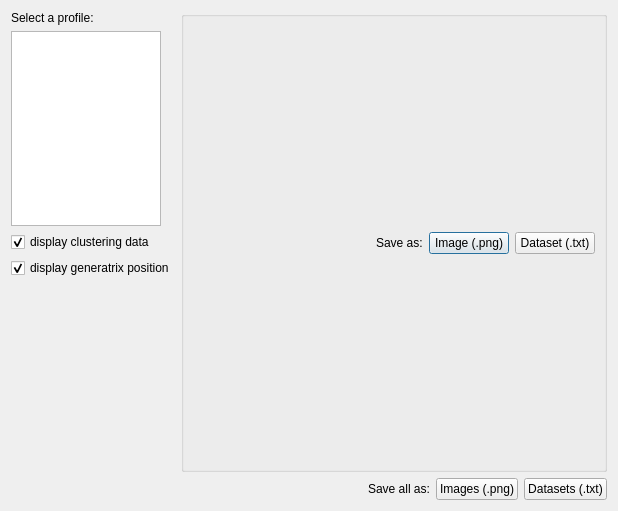
Qt form qThrowMeasurement/ui/atmdisplayprofilesdlg.ui (evaristelegallois/ATMplugin) before a commit.
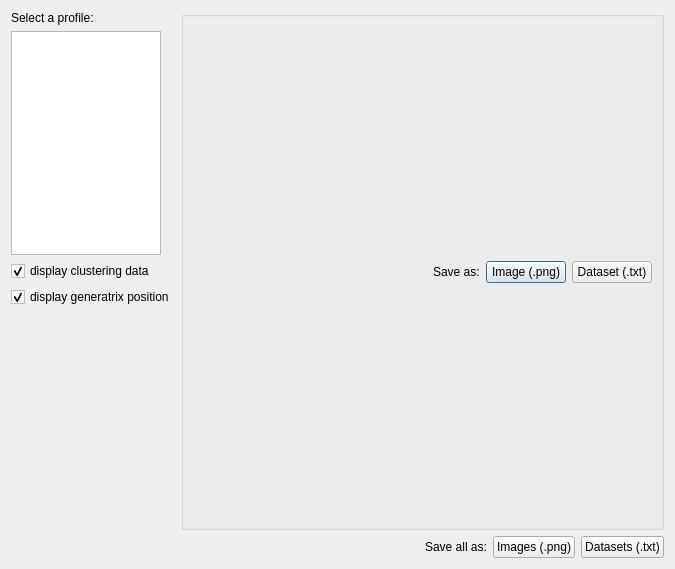
The same form after that commit.

Patch:
```diff
--- a/qThrowMeasurement/ui/atmdisplayprofilesdlg.ui
+++ b/qThrowMeasurement/ui/atmdisplayprofilesdlg.ui
@@ -6,8 +6,8 @@
    <rect>
     <x>0</x>
     <y>0</y>
-    <width>618</width>
-    <height>511</height>
+    <width>675</width>
+    <height>569</height>
    </rect>
   </property>
   <property name="windowTitle">
```
